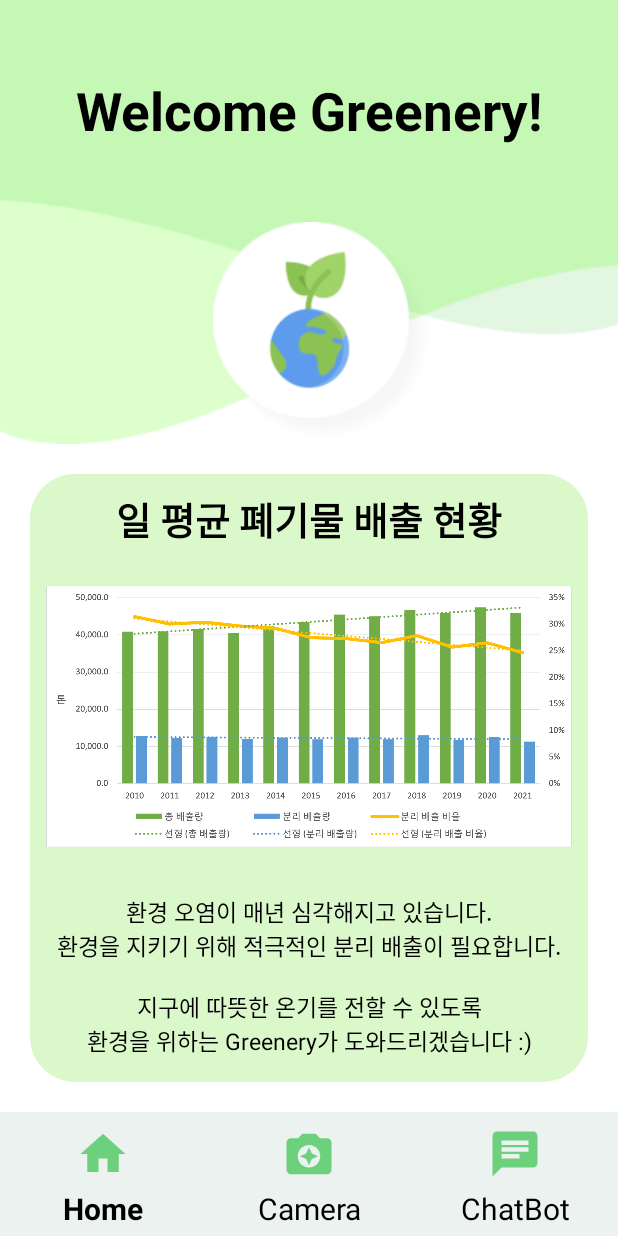
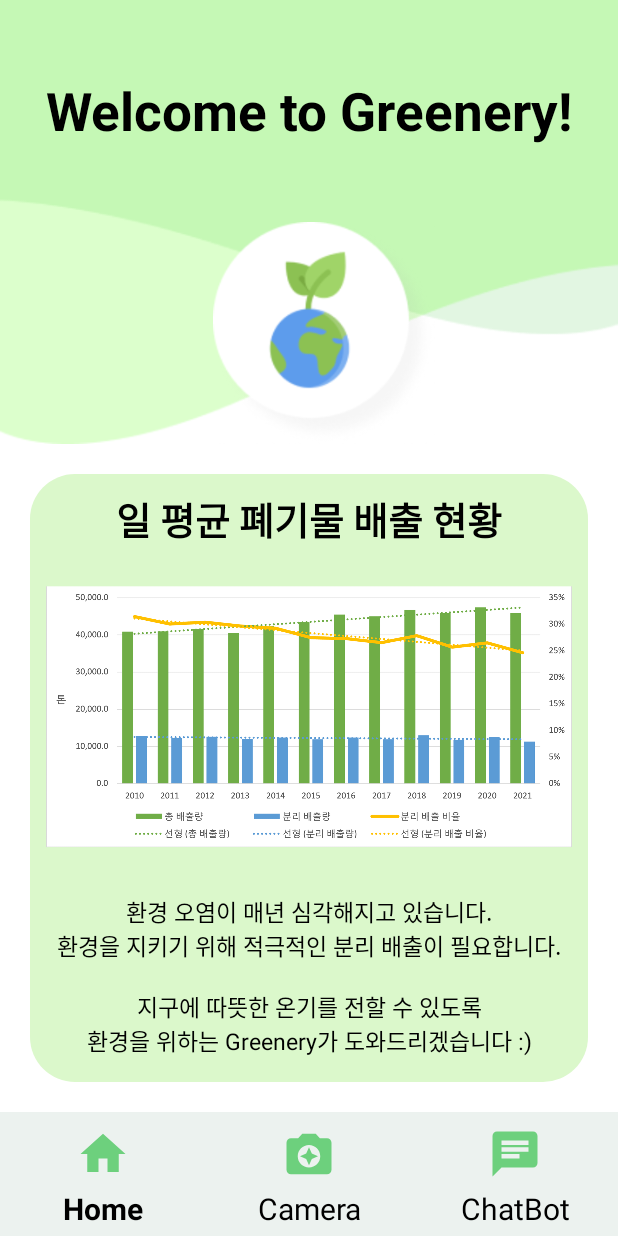
Before and after one commit to bkk21/Greenery, an Android app: the screen it shows after launch (MainActivity), on a phone screen of 412 x 824 dp. Run offline under Robolectric (Android 15) with nearby library versions, the phone set to English and light mode, and no system bars.

Commit message:
20240128 - 버그 수정

```diff
--- a/app/src/main/res/layout/activity_main.xml
+++ b/app/src/main/res/layout/activity_main.xml
@@ -34,7 +34,7 @@
                     <TextView
                         android:layout_width="match_parent"
                         android:layout_height="match_parent"
-                        android:text="Welcome Greenery!"
+                        android:text="Welcome to Greenery!"
                         android:textSize="35sp"
                         android:textStyle="bold"
                         android:textColor="#000"
```
